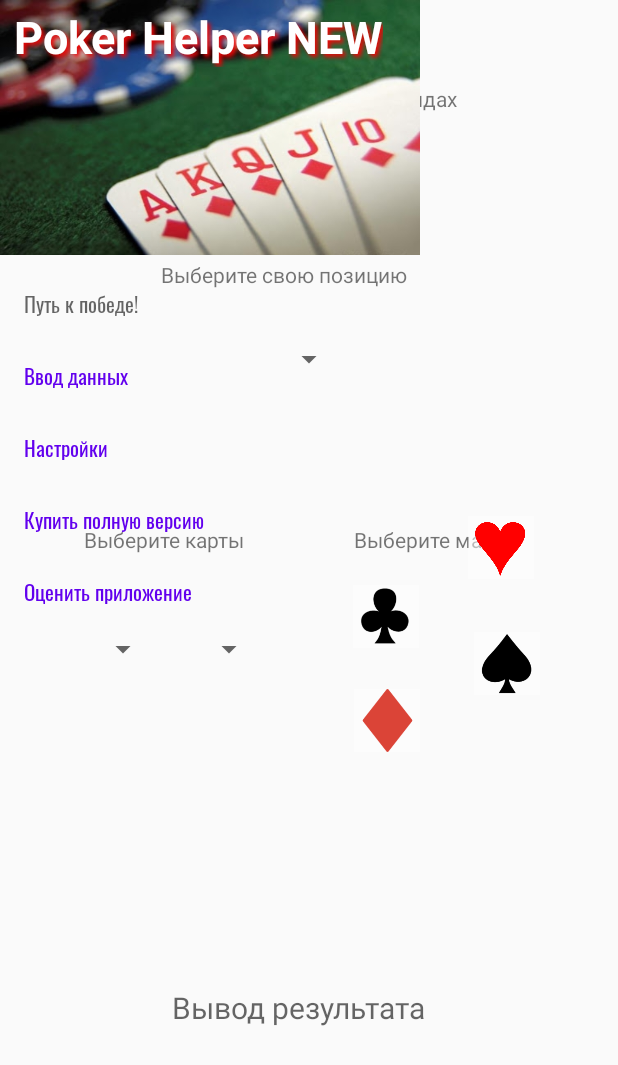
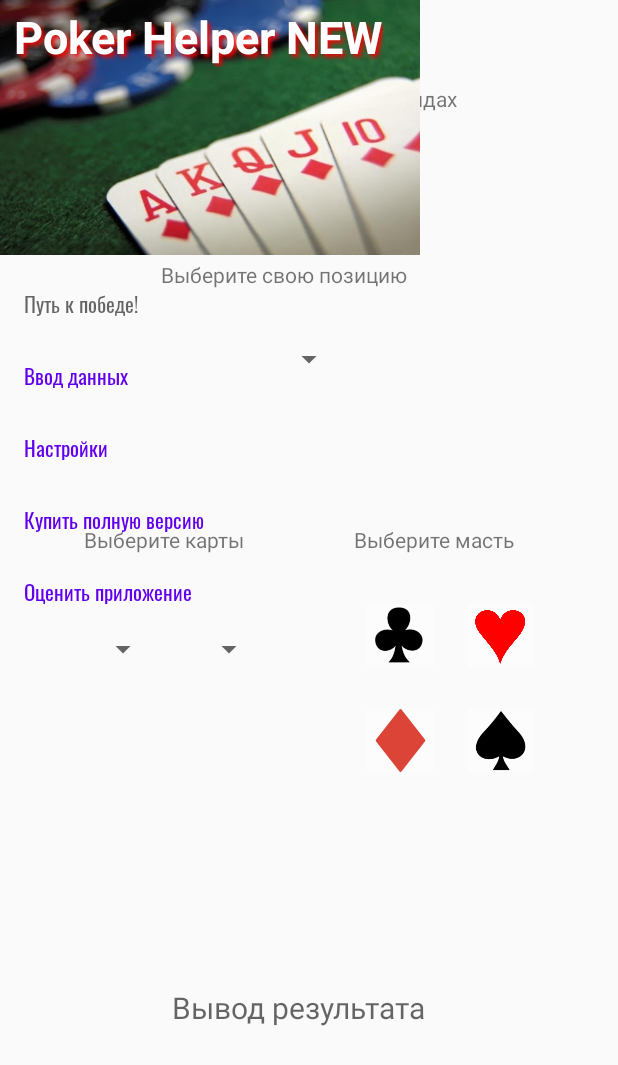
Before and after one commit to vovan55/poker_helper, an Android app: the screen it shows after launch (MainActivity), on a phone screen of 412 x 824 dp. Shown: the top 1065 px of the screen. Run offline under Robolectric (Android 15) with nearby library versions, the phone set to English and light mode, and no system bars; plain views replace FlowingDrawer, FlowingMenuLayout.

Commit message:
Changed main_content.xml

```diff
--- a/app/src/main/res/layout/main_content.xml
+++ b/app/src/main/res/layout/main_content.xml
@@ -124,50 +124,53 @@
         android:scaleType="centerInside"
         app:layout_constraintBottom_toBottomOf="parent"
         app:layout_constraintEnd_toEndOf="parent"
-        app:layout_constraintHorizontal_bias="0.64"
+        app:layout_constraintHorizontal_bias="0.664"
         app:layout_constraintStart_toStartOf="parent"
         app:layout_constraintTop_toTopOf="parent"
-        app:layout_constraintVertical_bias="0.499"
+        app:layout_constraintVertical_bias="0.515"
         app:srcCompat="@drawable/clubs" />
 
     <ImageButton
         android:id="@+id/iBtnHearts"
         android:layout_width="44dp"
         android:layout_height="42dp"
-        android:layout_marginTop="344dp"
         android:background="@android:drawable/screen_background_light_transparent"
         android:scaleType="centerInside"
+        app:layout_constraintBottom_toBottomOf="parent"
         app:layout_constraintEnd_toEndOf="parent"
         app:layout_constraintHorizontal_bias="0.847"
         app:layout_constraintStart_toStartOf="parent"
         app:layout_constraintTop_toTopOf="parent"
+        app:layout_constraintVertical_bias="0.515"
         app:srcCompat="@drawable/hearts" />
 
     <ImageButton
         android:id="@+id/iBtnDiamond"
         android:layout_width="44dp"
         android:layout_height="42dp"
-        android:layout_marginTop="24dp"
+        android:layout_marginTop="28dp"
         android:background="@android:drawable/screen_background_light_transparent"
         android:scaleType="centerInside"
         app:layout_constraintBottom_toBottomOf="parent"
-        app:layout_constraintEnd_toStartOf="@+id/iBtnSpades"
-        app:layout_constraintHorizontal_bias="0.867"
+        app:layout_constraintEnd_toEndOf="parent"
+        app:layout_constraintHorizontal_bias="0.664"
         app:layout_constraintStart_toStartOf="parent"
         app:layout_constraintTop_toBottomOf="@+id/iBtnClubs"
-        app:layout_constraintVertical_bias="0.01"
+        app:layout_constraintVertical_bias="0.0"
         app:srcCompat="@drawable/diamond" />
 
     <ImageButton
         android:id="@+id/iBtnSpades"
         android:layout_width="44dp"
         android:layout_height="42dp"
-        android:layout_marginEnd="52dp"
+        android:layout_marginTop="28dp"
         android:background="@android:drawable/screen_background_light_transparent"
         android:scaleType="centerInside"
         app:layout_constraintBottom_toBottomOf="parent"
         app:layout_constraintEnd_toEndOf="parent"
+        app:layout_constraintHorizontal_bias="0.847"
+        app:layout_constraintStart_toStartOf="parent"
         app:layout_constraintTop_toBottomOf="@+id/iBtnHearts"
-        app:layout_constraintVertical_bias="0.089"
+        app:layout_constraintVertical_bias="0.0"
         app:srcCompat="@drawable/spades" />
 </androidx.constraintlayout.widget.ConstraintLayout>
```
